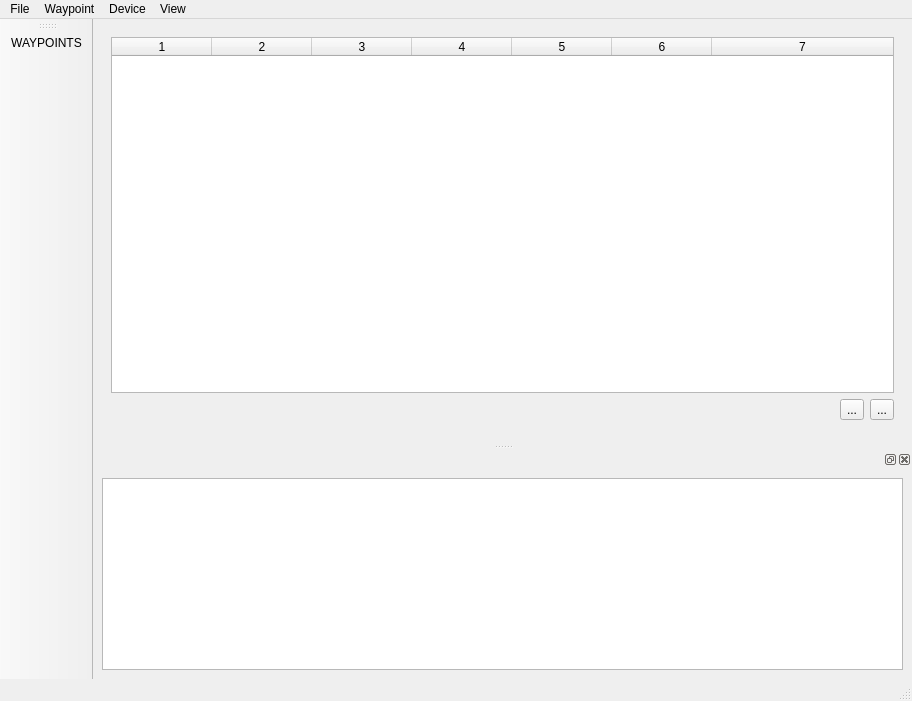
This is src/main/python/location_tool/ui/main_window.ui in rootrootde/LocationsFITTool as Qt 5 draws it before an edit. The edited form follows.
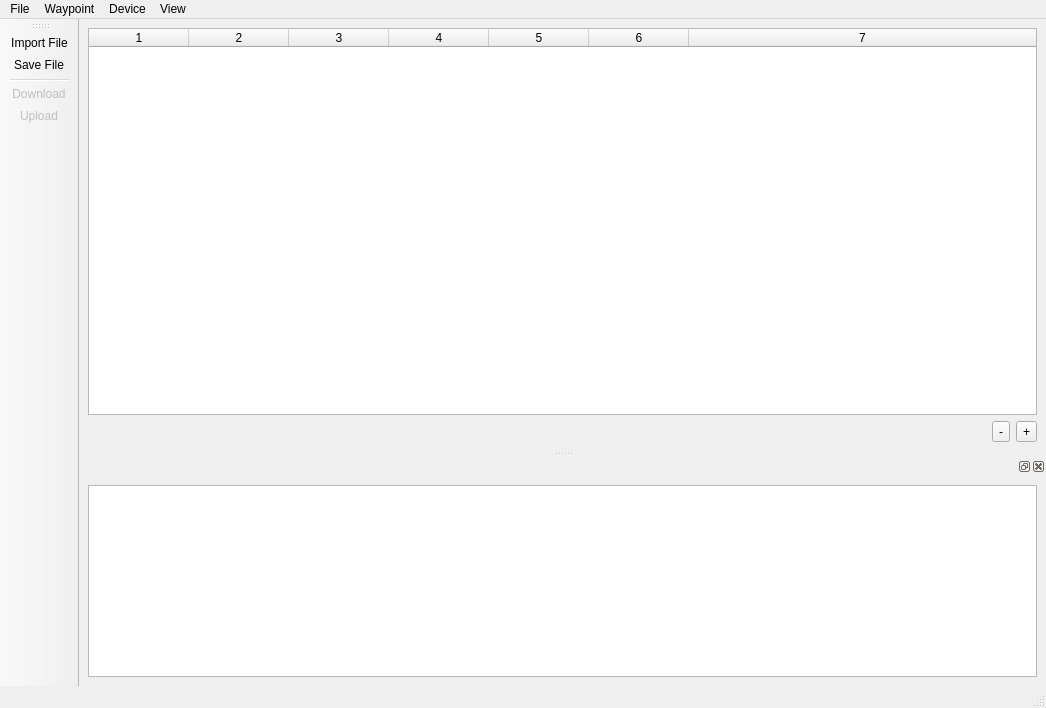
This is the edited form. Icons and pictures are not drawn.

The edit to the form file:
```diff
--- a/src/main/python/location_tool/ui/main_window.ui
+++ b/src/main/python/location_tool/ui/main_window.ui
@@ -6,8 +6,8 @@
    <rect>
     <x>0</x>
     <y>0</y>
-    <width>912</width>
-    <height>701</height>
+    <width>1046</width>
+    <height>708</height>
    </rect>
   </property>
   <property name="windowTitle">
@@ -1499,12 +1499,7 @@
   <widget class="QWidget" name="centralwidget">
    <layout class="QVBoxLayout" name="verticalLayout_3">
     <item>
-     <widget class="QStackedWidget" name="stackedWidget">
-      <property name="currentIndex">
-       <number>0</number>
-      </property>
-      <widget class="QWidget" name="stackedWidgetPage1">
-       <layout class="QVBoxLayout" name="verticalLayout_4">
+     <layout class="QVBoxLayout" name="verticalLayout_2">
         <item>
          <widget class="QTableWidget" name="waypoint_table">
           <property name="editTriggers">
@@ -1570,44 +1565,30 @@
           <item>
            <widget class="QToolButton" name="delete_wpt_btn">
             <property name="text">
-             <string>...</string>
+           <string>-</string>
+          </property>
+          <property name="icon">
+           <iconset>
+            <normalon>:/gis/gis/minus.svg</normalon>
+           </iconset>
             </property>
            </widget>
           </item>
           <item>
            <widget class="QToolButton" name="add_wpt_btn">
             <property name="text">
-             <string>...</string>
-            </property>
+           <string>+</string>
+          </property>
+          <property name="icon">
+           <iconset>
+            <normalon>:/gis/gis/plus.svg</normalon>
+           </iconset>
+          </property>
            </widget>
           </item>
          </layout>
         </item>
        </layout>
-      </widget>
-      <widget class="QWidget" name="stackedWidgetPage2"/>
-     </widget>
-    </item>
-    <item>
-     <widget class="QWidget" name="waypoint_group_box" native="true">
-      <layout class="QVBoxLayout" name="verticalLayout_2">
-       <property name="spacing">
-        <number>-1</number>
-       </property>
-       <property name="leftMargin">
-        <number>0</number>
-       </property>
-       <property name="topMargin">
-        <number>0</number>
-       </property>
-       <property name="rightMargin">
-        <number>0</number>
-       </property>
-       <property name="bottomMargin">
-        <number>0</number>
-       </property>
-      </layout>
-     </widget>
     </item>
    </layout>
   </widget>
@@ -1637,8 +1618,8 @@
     <rect>
      <x>0</x>
      <y>0</y>
-     <width>912</width>
-     <height>24</height>
+     <width>1046</width>
+     <height>37</height>
     </rect>
    </property>
    <widget class="QMenu" name="menuFile">
@@ -1682,22 +1663,17 @@
    <property name="windowTitle">
     <string>toolBar</string>
    </property>
-   <property name="iconSize">
-    <size>
-     <width>24</width>
-     <height>24</height>
-    </size>
-   </property>
-   <property name="toolButtonStyle">
-    <enum>Qt::ToolButtonStyle::ToolButtonTextBesideIcon</enum>
-   </property>
    <attribute name="toolBarArea">
     <enum>LeftToolBarArea</enum>
    </attribute>
    <attribute name="toolBarBreak">
     <bool>false</bool>
    </attribute>
-   <addaction name="show_waypoints_action"/>
+   <addaction name="import_file_action"/>
+   <addaction name="save_file_action"/>
+   <addaction name="separator"/>
+   <addaction name="download_locations_fit_action"/>
+   <addaction name="upload_locations_fit_action"/>
   </widget>
   <action name="add_wpt_action">
    <property name="text">
@@ -1799,21 +1775,6 @@
     <enum>QAction::MenuRole::NoRole</enum>
    </property>
   </action>
-  <action name="show_waypoints_action">
-   <property name="checkable">
-    <bool>true</bool>
-   </property>
-   <property name="icon">
-    <iconset resource="../../../resources/base/resources.qrc">
-     <normaloff>:/gis/gis/location.svg</normaloff>:/gis/gis/location.svg</iconset>
-   </property>
-   <property name="text">
-    <string>WAYPOINTS</string>
-   </property>
-   <property name="menuRole">
-    <enum>QAction::MenuRole::NoRole</enum>
-   </property>
-  </action>
  </widget>
  <resources>
   <include location="../../../resources/base/resources.qrc"/>
```
Left out of the diff: 20 changed lines with no effect on the pictures. Lines whose indentation alone changed are shown as unchanged.
